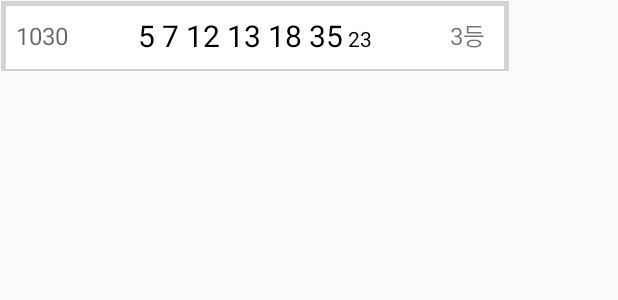
After one commit to sthsssss/lw2, an Android app: the layout history_item.xml on its own in the app's theme, with its tools: preview values and no code run, on a phone screen of 412 x 824 dp. The commit adds this screen. Shown: the top 300 px of the screen. Run offline under Robolectric (Android 15) with nearby library versions, the phone set to English and light mode, and no system bars; network calls fail.

Commit message:
새로 추가

```diff
--- a/app/src/main/java/org/techtown/lottoworld/numAnalysis.java
+++ b/app/src/main/java/org/techtown/lottoworld/NumAnalysisActivity.java
@@ -4,7 +4,7 @@ import androidx.appcompat.app.AppCompatActivity;
 
 import android.os.Bundle;
 
-public class numAnalysis extends AppCompatActivity {
+public class NumAnalysisActivity extends AppCompatActivity {
 
     @Override
     protected void onCreate(Bundle savedInstanceState) {
--- /dev/null
+++ b/app/src/main/res/anim/fadein.xml
@@ -0,0 +1,5 @@
+<?xml version="1.0" encoding="utf-8"?>
+<alpha xmlns:android="http://schemas.android.com/apk/res/android"
+    android:duration="500"
+    android:fromAlpha="0.0"
+    android:toAlpha="1.0" />
--- /dev/null
+++ b/app/src/main/res/anim/fadeout.xml
@@ -0,0 +1,5 @@
+<?xml version="1.0" encoding="utf-8"?>
+<alpha xmlns:android="http://schemas.android.com/apk/res/android"
+    android:duration="500"
+    android:fromAlpha="1.0"
+    android:toAlpha="0.0" />
--- /dev/null
+++ b/app/src/main/res/layout/history_item.xml
@@ -0,0 +1,76 @@
+<?xml version="1.0" encoding="utf-8"?>
+<LinearLayout xmlns:android="http://schemas.android.com/apk/res/android"
+    xmlns:tools="http://schemas.android.com/tools"
+    android:layout_width="340dp"
+    android:layout_height="wrap_content"
+    android:background="@drawable/winning_border"
+    android:orientation="horizontal">
+
+    <LinearLayout
+        android:layout_width="0dp"
+        android:layout_height="match_parent"
+        android:layout_weight="1"
+        android:gravity="center_vertical"
+        android:orientation="horizontal">
+
+        <TextView
+            android:id="@+id/hRound"
+            android:layout_width="match_parent"
+            android:layout_height="wrap_content"
+            android:text="1030"
+            android:textAlignment="center"
+            android:textAppearance="@style/TextAppearance.AppCompat.Display1"
+            android:textSize="16sp" />
+    </LinearLayout>
+
+    <LinearLayout
+        android:layout_width="0dp"
+        android:layout_height="wrap_content"
+        android:layout_weight="4"
+        android:orientation="vertical"
+        android:padding="8dp">
+
+        <LinearLayout
+            android:layout_width="wrap_content"
+            android:layout_height="wrap_content"
+            android:layout_gravity="center_horizontal"
+            android:orientation="horizontal"
+            android:padding="2dp">
+
+            <TextView
+                android:id="@+id/hWinningNums"
+                android:layout_width="wrap_content"
+                android:layout_height="wrap_content"
+                android:text="5 7 12 13 18 35"
+                android:textAlignment="textEnd"
+                android:textColor="#000000"
+                android:textSize="20sp" />
+
+            <TextView
+                android:id="@+id/hBonusNum"
+                android:layout_width="wrap_content"
+                android:layout_height="wrap_content"
+                android:paddingLeft="3dp"
+                android:text="23"
+                android:textColor="#000000" />
+        </LinearLayout>
+
+    </LinearLayout>
+
+    <LinearLayout
+        android:layout_width="0dp"
+        android:layout_height="match_parent"
+        android:layout_weight="1"
+        android:gravity="center_vertical"
+        android:orientation="horizontal">
+
+        <TextView
+            android:id="@+id/rank"
+            android:layout_width="wrap_content"
+            android:layout_height="wrap_content"
+            android:layout_weight="1"
+            android:text="3등"
+            android:textAlignment="center"
+            android:textSize="16sp" />
+    </LinearLayout>
+</LinearLayout>
```
Also changed, not shown: app/src/main/java/org/techtown/lottoworld/DataAdapter.java (+20 -0 lines), app/src/main/java/org/techtown/lottoworld/IntroActivity.java (+93 -0 lines), app/src/main/java/org/techtown/lottoworld/LatestRound.java (+29 -0 lines), app/src/main/java/org/techtown/lottoworld/NumAnalysisAdapter.java (added, +78 -0 lines), app/src/main/java/org/techtown/lottoworld/WinningHistory.java (added, +26 -0 lines).
